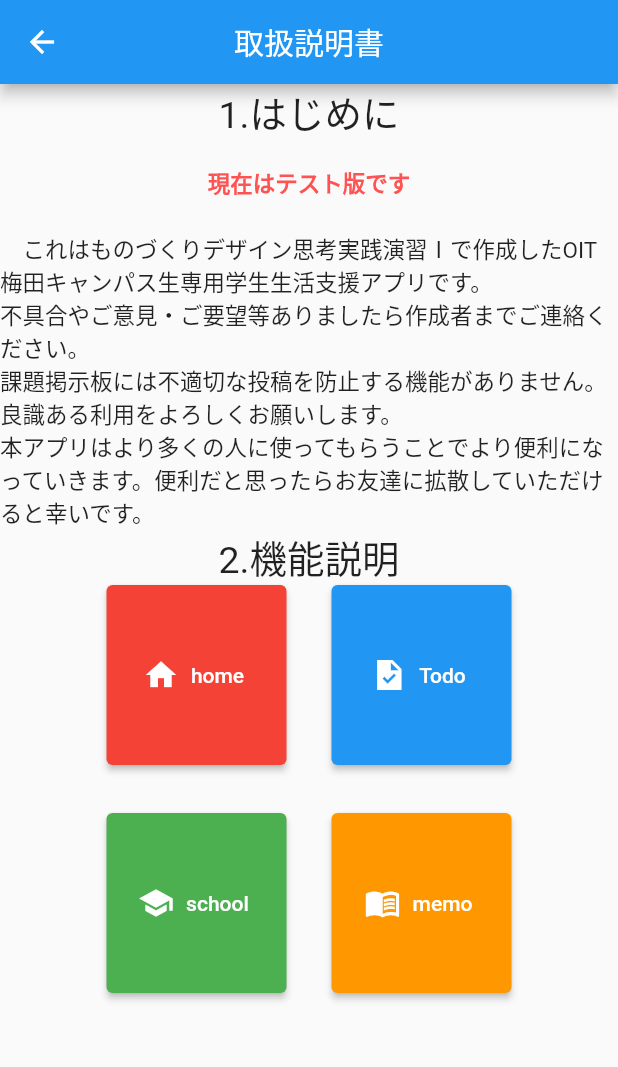
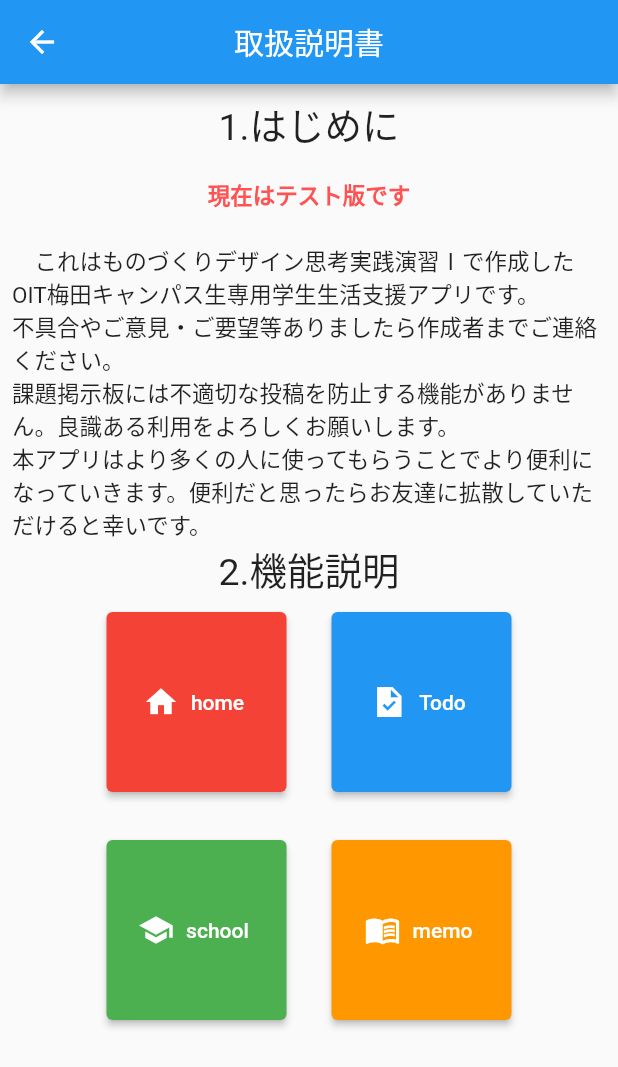
Before and after one commit to 8424bot/monodes2022_flutter, a Flutter app: the MySecondPage screen opened directly, on a phone screen of 412 x 824 dp. Shown: the top 1067 px of the screen. Run offline on Flutter 3.47's test engine with Material 2 defaults, Android fonts, the phone set to English and light mode, and no system bars; our stand-ins replace cloud_firestore, firebase_core, flutter_slidable, get, hive, hive_flutter and 3 more; accounts and stored records are empty; statements that could not run were skipped.

Commit message:
りどみにPaddingを追加

```diff
--- a/lib/view/home/Secondpage.dart
+++ b/lib/view/home/Secondpage.dart
@@ -17,7 +17,9 @@ class MySecondPage extends StatelessWidget {
           centerTitle: true,
           title: const Text("取扱説明書"),
         ),
-        body: SingleChildScrollView(
+        body: Padding(
+          padding: const EdgeInsets.all(8.0),
+          child: SingleChildScrollView(
             child: Column(
               //mainAxisSize: MainAxisSize.min,
               children: <Widget>[
@@ -52,6 +54,7 @@ class MySecondPage extends StatelessWidget {
                     fontSize: 25,
                   ),
                 ),
+                const Padding(padding: EdgeInsets.only(top: 10)),
                 Row(
                   mainAxisSize: MainAxisSize.min,
                   children: <Widget>[
@@ -126,7 +129,9 @@ class MySecondPage extends StatelessWidget {
                     ),
                   ],
                 ),
+                const Padding(padding: EdgeInsets.only(bottom: 30)),
               ],
+            ),
           ),
         ));
   }
```
Lines whose indentation alone changed are shown as unchanged.
